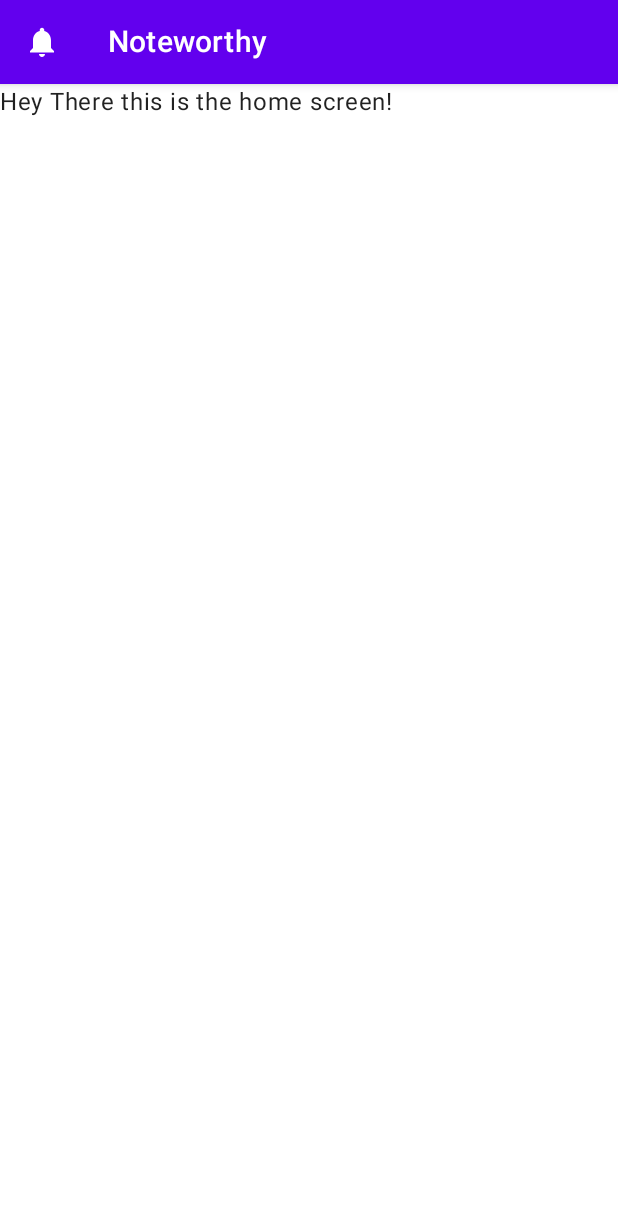
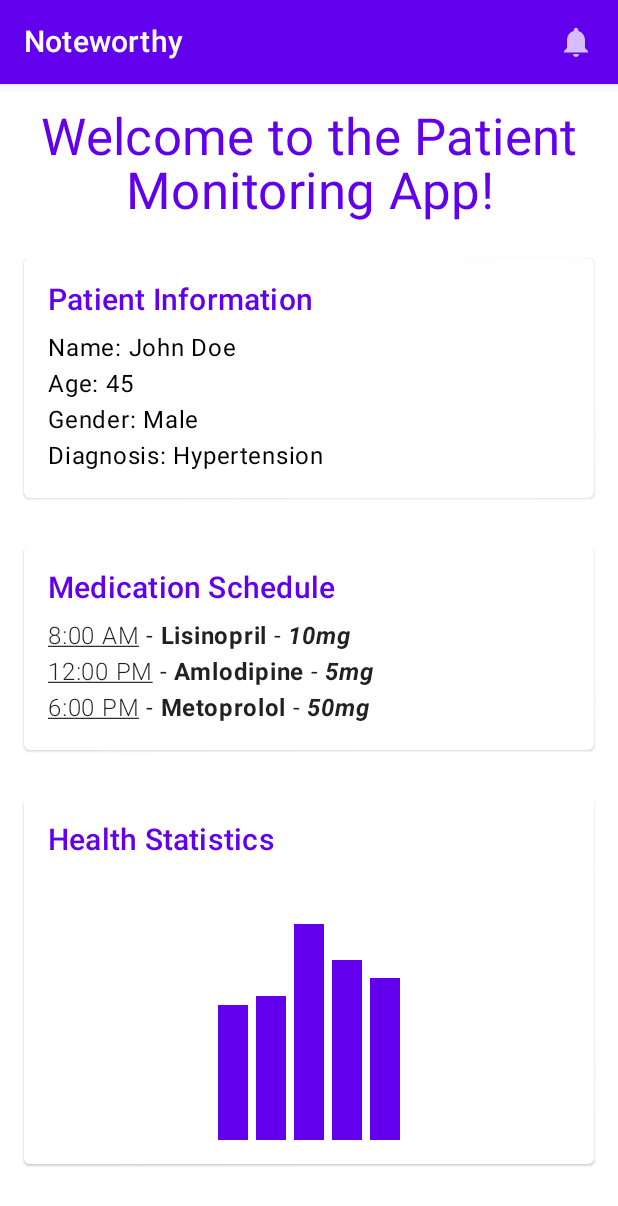
Before and after one commit to JetLiTheQT/PMRTest, an Android app built with Jetpack Compose: the screen it shows after launch (MainActivity), on a phone screen of 412 x 824 dp. Shown: the top 1206 px of the screen. Run offline under Robolectric (Android 15) with nearby library versions, the phone set to English and light mode, and no system bars.

Commit message:
Added dummy info for home page and updated UI for Log Cards

```diff
--- a/app/src/main/java/com/example/pmrtest/HomeScreen.kt
+++ b/app/src/main/java/com/example/pmrtest/HomeScreen.kt
@@ -1,12 +1,23 @@
 package com.example.pmrtest
 
 
+import androidx.compose.foundation.Canvas
 import androidx.compose.foundation.layout.*
 import androidx.compose.material.*
 import androidx.compose.runtime.*
 import androidx.compose.ui.Modifier
+import androidx.compose.ui.geometry.Offset
+import androidx.compose.ui.graphics.Color
 import androidx.compose.ui.graphics.vector.ImageVector
 import androidx.compose.ui.res.vectorResource
+import androidx.compose.ui.text.SpanStyle
+import androidx.compose.ui.text.buildAnnotatedString
+import androidx.compose.ui.text.font.FontStyle
+import androidx.compose.ui.text.font.FontWeight
+import androidx.compose.ui.text.style.TextAlign
+import androidx.compose.ui.text.style.TextDecoration
+import androidx.compose.ui.text.withStyle
+import androidx.compose.ui.unit.Dp
 import androidx.compose.ui.unit.dp
 import androidx.lifecycle.viewmodel.compose.viewModel
 import androidx.navigation.NavHostController
@@ -26,17 +37,157 @@ fun MainScreen() {
             .fillMaxSize()
             .padding(0.dp),
         topBar = { TopNavBar(navController = navController, sharedViewModel = sharedViewModel) },
-        content = {innerPadding ->
+        content = { innerPadding ->
             Box(modifier = Modifier.padding(innerPadding)) {
                 Surface(
                     modifier = Modifier.fillMaxSize(),
                     color = MaterialTheme.colors.background
                 ) {
-                    Text(text = "Hey There this is the home screen!")
+                    Column(
+                        modifier = Modifier
+                            .fillMaxSize()
+                            .padding(16.dp),
+                        verticalArrangement = Arrangement.spacedBy(16.dp)
+                    ) {
+                        WelcomeText()
+                        PatientInfoCard()
+                        MedicationSchedule()
+                        HealthStatisticsCard()
+                    }
                 }
                 AppNavigator(navController)
-
             }
         }
     )
 }
+
+@Composable
+fun HealthStatisticsCard() {
+    Card(
+        modifier = Modifier
+            .fillMaxWidth()
+            .padding(vertical = 8.dp),
+        backgroundColor = MaterialTheme.colors.surface
+    ) {
+        Column(modifier = Modifier.padding(16.dp)) {
+            Text(
+                text = "Health Statistics",
+                style = MaterialTheme.typography.h6,
+                color = MaterialTheme.colors.primary
+            )
+            Spacer(modifier = Modifier.height(8.dp))
+            SimpleBarChart(
+                data = listOf(75f, 80f, 120f, 100f, 90f),
+                maxValue = 150f,
+                barColor = MaterialTheme.colors.primary
+            )
+        }
+    }
+}
+
+@Composable
+fun PatientInfoCard() {
+    Card(
+        modifier = Modifier
+            .fillMaxWidth()
+            .padding(vertical = 8.dp),
+        backgroundColor = MaterialTheme.colors.surface
+    ) {
+        Column(modifier = Modifier.padding(16.dp)) {
+            Text(
+                text = "Patient Information",
+                style = MaterialTheme.typography.h6,
+                color = MaterialTheme.colors.primary
+            )
+            Spacer(modifier = Modifier.height(8.dp))
+            Text("Name: John Doe", color = MaterialTheme.colors.onSurface)
+            Text("Age: 45", color = MaterialTheme.colors.onSurface)
+            Text("Gender: Male", color = MaterialTheme.colors.onSurface)
+            Text("Diagnosis: Hypertension", color = MaterialTheme.colors.onSurface)
+        }
+    }
+}
+
+@Composable
+fun WelcomeText() {
+    Text(
+        text = "Welcome to the Patient Monitoring App!",
+        style = MaterialTheme.typography.h4,
+        textAlign = TextAlign.Center,
+        color = MaterialTheme.colors.primary
+    )
+}
+
+
+@Composable
+fun MedicationSchedule() {
+    Card(
+        modifier = Modifier
+            .fillMaxWidth()
+            .padding(vertical = 8.dp)
+    ) {
+        Column(modifier = Modifier.padding(16.dp)) {
+            Text(
+                text = "Medication Schedule",
+                style = MaterialTheme.typography.h6,
+                color = MaterialTheme.colors.primary
+            )
+            Spacer(modifier = Modifier.height(8.dp))
+            styledMedicationText("8:00 AM", "Lisinopril", "10mg")
+            styledMedicationText("12:00 PM", "Amlodipine", "5mg")
+            styledMedicationText("6:00 PM", "Metoprolol", "50mg")
+        }
+    }
+}
+@Composable
+fun styledMedicationText(time: String, medication: String, dosage: String) {
+    val styledText = buildAnnotatedString {
+        withStyle(style = SpanStyle(fontWeight = FontWeight.Light, fontSize = MaterialTheme.typography.subtitle1.fontSize, textDecoration = TextDecoration.Underline)) {
+            append(time)
+        }
+        append(" - ")
+        withStyle(style = SpanStyle(fontWeight = FontWeight.Bold, fontSize = MaterialTheme.typography.subtitle1.fontSize)) {
+            append(medication)
+        }
+        append(" - ")
+        withStyle(style = SpanStyle(fontWeight = FontWeight.Bold, fontSize = MaterialTheme.typography.subtitle1.fontSize, fontStyle = FontStyle.Italic)) {
+            append(dosage)
+        }
+    }
+    Text(text = styledText)
+}
+@Composable
+fun SimpleBarChart(
+    data: List<Float>,
+    maxValue: Float,
+    barColor: androidx.compose.ui.graphics.Color,
+    modifier: Modifier = Modifier
+) {
+    val barWidth: Dp = 30.dp
+    val spaceBetweenBars: Dp = 8.dp
+
+    Column(
+        modifier = modifier
+            .fillMaxWidth()
+            .height((maxValue * 1.2f).dp)
+    ) {
+        Canvas(modifier = Modifier.fillMaxSize()) {
+            val canvasWidth = size.width
+            val canvasHeight = size.height
+            val numberOfBars = data.size
+            val totalBarWidth = numberOfBars * barWidth.value + (numberOfBars - 1) * spaceBetweenBars.value
+
+            data.forEachIndexed { index, value ->
+                val barHeight = (value / maxValue) * canvasHeight
+                val barTop = canvasHeight - barHeight
+                val barLeft = (canvasWidth - totalBarWidth) / 2 + index * (barWidth.value + spaceBetweenBars.value)
+                val barRight = barLeft + barWidth.value
+                drawRect(
+                    color = barColor,
+                    topLeft = Offset(x = barLeft.toFloat(), y = barTop.toFloat()),
+                    size = size.copy(width = barRight - barLeft, height = barHeight)
+                )
+            }
+        }
+    }
+}
--- a/app/src/main/java/com/example/pmrtest/LogScreen.kt
+++ b/app/src/main/java/com/example/pmrtest/LogScreen.kt
@@ -75,7 +75,7 @@ fun AllReceivedMessages(messages: SnapshotStateList<String>) {
             itemsIndexed(messages.asReversed()) { index, message ->
                 val expandContent = remember { mutableStateOf(false) }
                 val cardHeight by animateDpAsState(
-                    targetValue = if (expandContent.value) 200.dp else 100.dp,
+                    targetValue = if (expandContent.value) 150.dp else 60.dp,
                     animationSpec = tween(durationMillis = 300)
                 )
 
@@ -84,6 +84,8 @@ fun AllReceivedMessages(messages: SnapshotStateList<String>) {
                         .fillMaxWidth()
                         .height(cardHeight)
                         .clickable { expandContent.value = !expandContent.value },
+                    backgroundColor = MaterialTheme.colors.secondaryVariant,
+                    elevation = 4.dp
                 ) {
                     Column(
                         modifier = Modifier.padding(16.dp),
@@ -93,14 +95,16 @@ fun AllReceivedMessages(messages: SnapshotStateList<String>) {
                             text = message,
                             style = MaterialTheme.typography.body1,
                             maxLines = if (expandContent.value) Int.MAX_VALUE else 1,
-                            overflow = TextOverflow.Ellipsis
+                            overflow = TextOverflow.Ellipsis,
+                            color = MaterialTheme.colors.onBackground
                         )
                         if (expandContent.value) {
                             Spacer(modifier = Modifier.height(16.dp))
                             Text(
                                 text = "Index: $index",
                                 style = MaterialTheme.typography.h6,
-                                textAlign = TextAlign.Center
+                                textAlign = TextAlign.Center,
+                                color = MaterialTheme.colors.onSurface
                             )
                         }
                     }
--- a/app/src/main/java/com/example/pmrtest/Navigation.kt
+++ b/app/src/main/java/com/example/pmrtest/Navigation.kt
@@ -53,17 +53,17 @@ fun TopNavBar (navController: NavHostController, sharedViewModel: SharedViewMode
                     Icon(Icons.Filled.ArrowBack, contentDescription = "Back")
                 }
             }
-        } else if (!canGoBack) {{
-            IconButton(onClick = { navController.navigate(Screen.Log.route) {
-                popUpTo(navController.graph.startDestinationId)
-                launchSingleTop = true
-            } }){
-                Icon(painter = painterResource(id = R.drawable.notification_icon), contentDescription = "Icon")
+        } else null,
+        actions = {
+            if (!canGoBack) {
+                IconButton(onClick = { navController.navigate(Screen.Log.route) {
+                    popUpTo(navController.graph.startDestinationId)
+                    launchSingleTop = true
+                } }) {
+                    Icon(painter = painterResource(id = R.drawable.notification_icon), contentDescription = "Icon")
+                }
             }
-        }}
-        else null,
-        actions = {
-
         }
     )
+
 }
```
